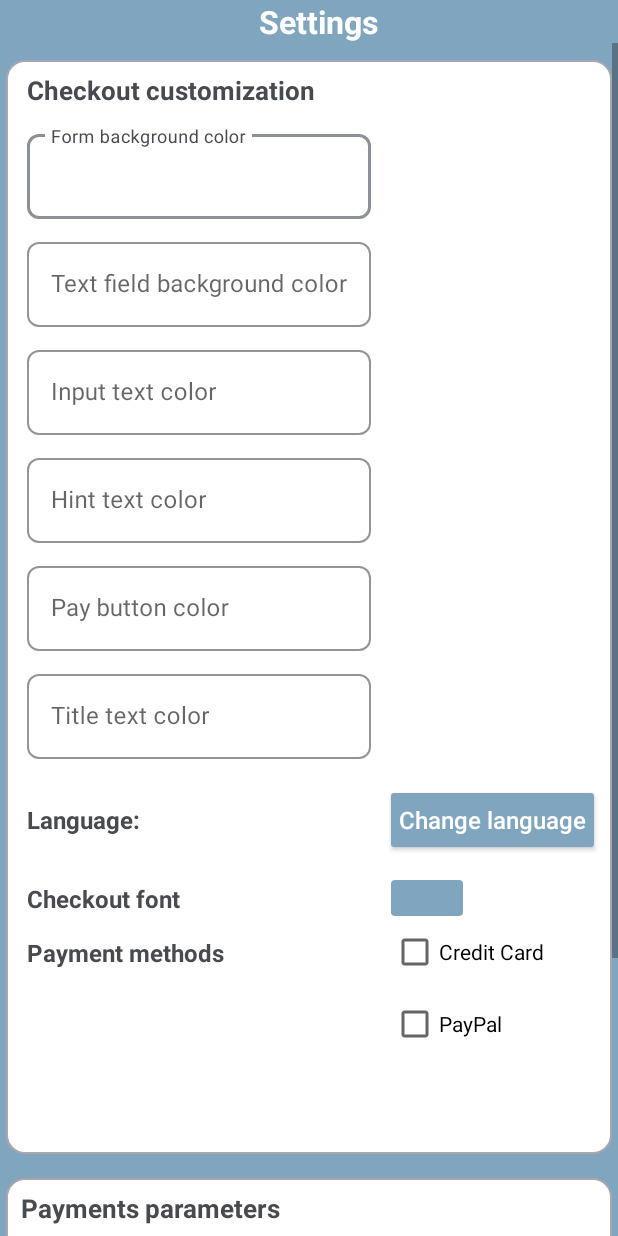
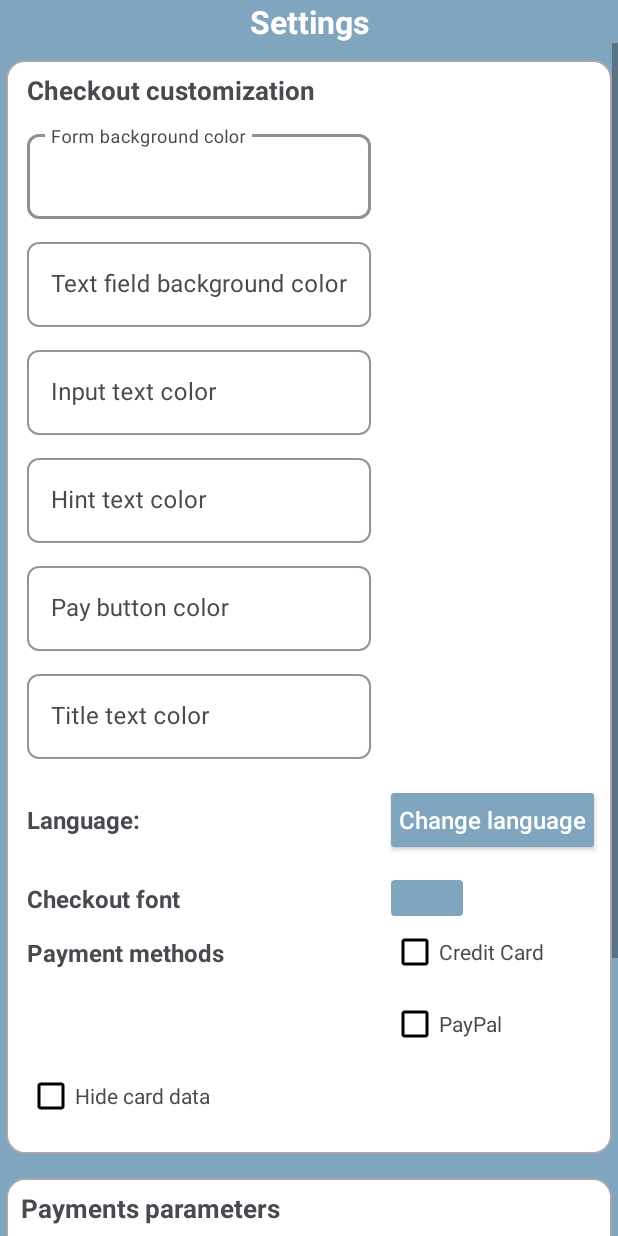
Before and after one commit to 2Checkout/2checkout-android-sdk, an Android app: the SettingsActivity screen opened directly, with no data from a screen before it, on a phone screen of 412 x 824 dp. Run offline under Robolectric (Android 15) with nearby library versions, the phone set to English and light mode, and no system bars.

Commit message:
- added hide card feature - update hashing algorithim - example app bug fixes

```diff
--- a/TwoCheckoutAndroidSDK/src/main/java/com/twocheckout/connectors/datapack/PaymentConfigurationData.kt
+++ b/TwoCheckoutAndroidSDK/src/main/java/com/twocheckout/connectors/datapack/PaymentConfigurationData.kt
@@ -13,6 +13,7 @@ class PaymentConfigurationData(
     var displayPrice:String= price
     var payButtonText:String = ""
     var merchantCodeParam:String = merchantCode
+    var hideCard = false
     var displayCustomization: FormUICustomizationData = displayUICustomization
 
 }
--- a/TwoCheckoutAndroidSDK/src/main/java/com/twocheckout/connectors/payments/paypal/PaypalWebScreen.kt
+++ b/TwoCheckoutAndroidSDK/src/main/java/com/twocheckout/connectors/payments/paypal/PaypalWebScreen.kt
@@ -21,6 +21,8 @@ internal class PaypalWebScreen:AppCompatActivity() {
         mPaypalWebClient = PayPalWebClient(::onPaypalFlowDone)
         paypalWebView.webViewClient = mPaypalWebClient
         paypalWebView.settings.javaScriptEnabled = true
+        mPaypalWebClient.successUrl = intent.getStringExtra(PaypalStarter.keyPaymentSuccessURL)?:""
+        mPaypalWebClient.failUrl = intent.getStringExtra(PaypalStarter.keyPaymentFailURL)?:""
         paypalWebView.loadUrl(urlToLoad)
     }
 
--- a/TwoCheckoutAndroidSDK/src/main/java/com/twocheckout/connectors/screens/TwoCheckoutPaymentForm.kt
+++ b/TwoCheckoutAndroidSDK/src/main/java/com/twocheckout/connectors/screens/TwoCheckoutPaymentForm.kt
@@ -17,7 +17,6 @@ class TwoCheckoutPaymentForm(displayData: PaymentConfigurationData,onShowLoading
         val keyPayButtonColor = "payButtonColor"
         val keyTextFontID = "textFontResourceID"
         val keyDisplayPrice = "displayPrice"
-        val keyCallbackCardInputResult = "keyCallbackCardInput"
 
         fun getCardPaymentToken(merchantCode:String,cardInputObject: CreditCardInputResult,onTokenReady: (token:String) -> Unit) {
             val cardPayments = CardPaymentInit(onTokenReady)
@@ -43,7 +42,7 @@ class TwoCheckoutPaymentForm(displayData: PaymentConfigurationData,onShowLoading
         ctx as AppCompatActivity
         mCtx = displayData.activityContext
         merchantCode = displayData.merchantCodeParam
-        cardInputScreen = CardFormScreen(ctx,displayData.displayCustomization,displayData.displayPrice,displayData.payButtonText,::onCardInputComplete)
+        cardInputScreen = CardFormScreen(ctx,displayData.displayCustomization,displayData.hideCard,displayData.displayPrice,displayData.payButtonText,::onCardInputComplete)
         mFragmentManager = ctx.supportFragmentManager
     }
 
--- a/app/src/main/java/com/twocheckout/mobile/SettingsActivity.kt
+++ b/app/src/main/java/com/twocheckout/mobile/SettingsActivity.kt
@@ -14,14 +14,14 @@ import androidx.activity.result.contract.ActivityResultContracts
 import androidx.appcompat.widget.AppCompatButton
 import androidx.appcompat.widget.AppCompatTextView
 import com.google.android.material.textfield.TextInputEditText
-import com.twocheckout.connectors.payments.card.ThreedsManager
-import com.twocheckout.mobile.dialogs.ErrorDisplayDialog
+
 
 class SettingsActivity : AppCompatActivity() {
 
 
     lateinit var showCardCheck: CheckBox
     lateinit var showPaypalCheck: CheckBox
+    lateinit var showHideCardDataCheck: CheckBox
     lateinit var saveButton:AppCompatButton
     lateinit var cancelButton:AppCompatButton
 
@@ -48,11 +48,15 @@ class SettingsActivity : AppCompatActivity() {
     val cardPaymentsUrlInput by lazy {findViewById<TextInputEditText>(R.id.card_payments_url_edit)}
     val selectLanguageBtn by lazy { findViewById<AppCompatButton>(R.id.change_lang_btn) }
     val selectedLangDisplay by lazy { findViewById<AppCompatTextView>(R.id.setup_language_display) }
+    val checkHideCard by lazy { findViewById<CheckBox>(R.id.checkbox_option_hide_card) }
+
     val langScreenReceiver = createLanguageSelectReceiver()
+
 
     companion object{
         const val keyMerchantSecret = "merchant_secret_key"
         const val keyMerchantCode = "merchant_code"
+        const val keyHideCardData = "hide_card_data"
         const val keySaveBackgroundColor="pref_background_color"
         const val keySaveInputTextColor="pref_input_text_color"
         const val keySaveTextFieldsColor="pref_text_fields_color"
@@ -81,7 +85,15 @@ class SettingsActivity : AppCompatActivity() {
             return sharedPref.getBoolean("key_store_show_paypal",false)
         }
 
+        fun saveHideCardData(ctx:Context,showHideCardData:Boolean) {
+            val sp = ctx.getSharedPreferences("checkout_data", Context.MODE_PRIVATE)
+            sp.edit().putBoolean(keyHideCardData,showHideCardData).apply()
+        }
 
+        fun getHideCardData(ctx:Context):Boolean{
+            val sharedPref = ctx.getSharedPreferences("checkout_data", Context.MODE_PRIVATE)
+            return sharedPref.getBoolean(keyHideCardData,false)
+        }
 
         fun getCardPaymentsUrl(ctx:Context):String {
             val sharedPref = ctx.getSharedPreferences("payment_settings_data", Context.MODE_PRIVATE)
@@ -97,6 +109,7 @@ class SettingsActivity : AppCompatActivity() {
             val sharedPref = ctx.getSharedPreferences("payment_settings_data", Context.MODE_PRIVATE)
             return sharedPref.getString(keyMerchantCode,"")?:""
         }
+
         fun getStoredFont(ctx:Context):String {
             val sharedPref = ctx.getSharedPreferences("checkout_data", Context.MODE_PRIVATE)
             return sharedPref.getString("key_store_font","")?:""
@@ -112,10 +125,12 @@ class SettingsActivity : AppCompatActivity() {
         setContentView(R.layout.settings_screen_layout)
         showCardCheck = findViewById(R.id.checkbox_option_card)
         showPaypalCheck = findViewById(R.id.checkbox_option_paypal)
+        showHideCardDataCheck = findViewById(R.id.checkbox_option_hide_card)
         saveButton = findViewById(R.id.settings_save_btn)
         cancelButton = findViewById(R.id.settings_cancel_btn)
         showCardCheck.isChecked = getShowCard(this)
         showPaypalCheck.isChecked = getShowPaypal(this)
+        showHideCardDataCheck.isChecked = getHideCardData(this)
 
         backgroundColorInput = findViewById(R.id.form_background_input)
         backgroundColorSample = findViewById(R.id.form_background_sample)
@@ -147,6 +162,7 @@ class SettingsActivity : AppCompatActivity() {
         saveButton.setOnClickListener {
             saveShowCard(this,showCardCheck.isChecked)
             saveShowPaypal(this,showPaypalCheck.isChecked)
+            saveHideCardData(this,showHideCardDataCheck.isChecked)
             saveFormDetails()
             savePaymentDetails()
             finish()
@@ -246,6 +262,7 @@ class SettingsActivity : AppCompatActivity() {
     private fun savePaymentDetails(){
         val sharedPref = getSharedPreferences("payment_settings_data", Context.MODE_PRIVATE)
         sharedPref.edit().putString(keyMerchantCode,merchantCodeInput.text.toString()).apply()
+        sharedPref.edit().putBoolean(keyHideCardData,checkHideCard.isChecked).apply()
         sharedPref.edit().putString(keyMerchantSecret,merchantSecretInput.text.toString()).apply()
         sharedPref.edit().putString(keyCardPaymentsUrl,cardPaymentsUrlInput.text.toString()).apply()
     }
@@ -263,6 +280,7 @@ class SettingsActivity : AppCompatActivity() {
     private fun loadPaymentDetails(){
         val sharedPref = getSharedPreferences("payment_settings_data", Context.MODE_PRIVATE)
         merchantCodeInput.setText(sharedPref.getString(keyMerchantCode,""))
+        checkHideCard.isChecked = sharedPref.getBoolean(keyHideCardData,false)
         merchantSecretInput.setText(sharedPref.getString(keyMerchantSecret,""))
         cardPaymentsUrlInput.setText(sharedPref.getString(keyCardPaymentsUrl,""))
     }
--- a/app/src/main/java/com/twocheckout/mobile/http/HttpAuthenticationAPI.kt
+++ b/app/src/main/java/com/twocheckout/mobile/http/HttpAuthenticationAPI.kt
@@ -55,11 +55,11 @@ class HttpAuthenticationAPI {
         val gmtDate: String = df.format(Date())
         val finalString: String =
             ""+merchantCode.length + merchantCode + gmtDate.length.toString() + gmtDate
-        hash = hmacDigest(finalString, this.secretKey, "HmacMD5")
+        hash = hmacDigest(finalString, this.secretKey, "HmacSHA256")
         headers["Content-Type"] = "application/json"
         headers["Accept"] = "application/json"
         headers["X-Avangate-Authentication"] =
-            "code=\"" + merchantCode + "\" date=\"" + gmtDate + "\" hash=\"" + hash.toString() + "\""
+            "code=\"" + merchantCode + "\" date=\"" + gmtDate + "\" hash=\"" + hash.toString() + "\" algo=\"sha256\""
         return headers
     }
 }
--- a/app/src/main/res/layout/card_payments_config_data.xml
+++ b/app/src/main/res/layout/card_payments_config_data.xml
@@ -30,6 +30,7 @@
         app:layout_constraintWidth_percent=".96"
         android:layout_height="wrap_content"
         android:hint="@string/settings_merchant_code_hint"
+        android:textColorHint="@color/form_text_black"
         style="@style/Widget.MaterialComponents.TextInputLayout.OutlinedBox"
         app:boxCornerRadiusBottomEnd="8dp"
         app:boxCornerRadiusBottomStart="8dp"
@@ -61,6 +62,7 @@
         app:layout_constraintWidth_percent=".96"
         android:layout_height="wrap_content"
         android:hint="@string/settings_card_encryption_key"
+        android:textColorHint="@color/form_text_black"
         style="@style/Widget.MaterialComponents.TextInputLayout.OutlinedBox"
         app:boxCornerRadiusBottomEnd="8dp"
         app:boxCornerRadiusBottomStart="8dp"
--- a/app/src/main/res/layout/settings_screen_layout.xml
+++ b/app/src/main/res/layout/settings_screen_layout.xml
@@ -9,18 +9,20 @@
 
     <androidx.appcompat.widget.AppCompatTextView
         android:id="@+id/card_form_title"
-        app:layout_constraintTop_toTopOf="parent"
+        android:layout_width="0dp"
+        android:layout_height="wrap_content"
+        android:background="@color/btn_background"
+        android:gravity="center"
+        android:paddingStart="12dp"
+        android:paddingEnd="12dp"
+        android:text="@string/title_settings"
+        android:textColor="@android:color/white"
+        android:textSize="21sp"
+        android:textStyle="bold"
+        app:layout_constraintEnd_toEndOf="parent"
+        app:layout_constraintHorizontal_bias="0.0"
         app:layout_constraintStart_toStartOf="parent"
-        android:textStyle="bold"
-        android:textSize="21sp"
-        android:background="@color/btn_background"
-        app:layout_constraintEnd_toEndOf="parent"
-        android:gravity="center"
-        android:textColor="@android:color/white"
-        android:text="@string/title_settings"
-        android:layout_width="0dp"
-        android:paddingStart="12dp"
-        android:layout_height="wrap_content"/>
+        app:layout_constraintTop_toTopOf="parent" />
 
     <ScrollView
         app:layout_constraintTop_toBottomOf="@id/card_form_title"
@@ -76,6 +78,7 @@
                     app:boxCornerRadiusTopEnd="8dp"
                     app:boxCornerRadiusTopStart="8dp"
                     android:hint="@string/settings_background_text"
+                    android:textColorHint="@color/form_text_black"
                     app:hintAnimationEnabled="true"
                     app:boxStrokeColor="@color/form_text_grey"
                     app:boxStrokeWidth="1dp"
@@ -94,7 +97,6 @@
                         android:paddingEnd="2dp"
                         android:textColor="@color/form_text_black"
                         android:maxLength="7"
-
                         android:layout_width="match_parent"
                         android:layout_height="wrap_content"/>
                 </com.google.android.material.textfield.TextInputLayout>
@@ -106,8 +108,7 @@
                     android:layout_height="0dp"
                     app:layout_constraintTop_toTopOf="@id/form_background_input_layout"
                     app:layout_constraintBottom_toBottomOf="@id/form_background_input_layout"
-                    app:layout_constraintEnd_toEndOf="parent"
-                    />
+                    app:layout_constraintEnd_toEndOf="parent"/>
 
                 <com.google.android.material.textfield.TextInputLayout
                     android:id="@+id/text_field_background_input_layout"
@@ -121,6 +122,7 @@
                     app:boxCornerRadiusTopStart="8dp"
                     app:hintAnimationEnabled="true"
                     android:hint="@string/settings_text_field_text"
+                    android:textColorHint="@color/form_text_black"
                     app:boxStrokeColor="@color/form_text_grey"
                     app:boxStrokeWidth="1dp"
                     app:hintTextColor="@color/form_text_black"
@@ -148,8 +150,7 @@
                     android:layout_height="0dp"
                     app:layout_constraintTop_toTopOf="@id/text_field_background_input_layout"
                     app:layout_constraintBottom_toBottomOf="@id/text_field_background_input_layout"
-                    app:layout_constraintEnd_toEndOf="parent"
-                    />
+                    app:layout_constraintEnd_toEndOf="parent"/>
 
                 <com.google.android.material.textfield.TextInputLayout
                     android:id="@+id/text_input_color_code_layout"
@@ -157,6 +158,7 @@
                     app:layout_constraintWidth_percent=".6"
                     android:layout_height="wrap_content"
                     android:hint="@string/settings_text_color_input"
+                    android:textColorHint="@color/form_text_black"
                     style="@style/Widget.MaterialComponents.TextInputLayout.OutlinedBox"
                     app:boxCornerRadiusBottomEnd="8dp"
                     app:boxCornerRadiusBottomStart="8dp"
@@ -197,6 +199,7 @@
                     app:layout_constraintWidth_percent=".6"
                     android:layout_height="wrap_content"
                     android:hint="@string/settings_hint_color_text"
+                    android:textColorHint="@color/form_text_black"
                     style="@style/Widget.MaterialComponents.TextInputLayout.OutlinedBox"
                     app:boxCornerRadiusBottomEnd="8dp"
                     app:boxCornerRadiusBottomStart="8dp"
@@ -239,6 +242,7 @@
                     app:layout_constraintWidth_percent=".6"
                     android:layout_height="wrap_content"
                     android:hint="@string/settings_pay_btn_color"
+                    android:textColorHint="@color/form_text_black"
                     style="@style/Widget.MaterialComponents.TextInputLayout.OutlinedBox"
                     app:boxCornerRadiusBottomEnd="8dp"
                     app:boxCornerRadiusBottomStart="8dp"
@@ -290,6 +294,7 @@
                     app:boxStrokeColor="@color/form_text_grey"
                     app:boxStrokeWidth="1dp"
                     app:hintTextColor="@color/form_text_black"
+                    android:textColorHint="@color/form_text_black"
                     android:theme="@style/EditTextThemeOverlay"
                     android:layout_marginTop="10dp"
                     app:layout_constraintTop_toBottomOf="@id/pay_button_color_code_layout"
@@ -394,15 +399,29 @@
                     app:layout_constraintStart_toStartOf="@id/fonts_spinner"
                     app:layout_constraintTop_toBottomOf="@id/fonts_spinner"
                     android:text="@string/paymentProductTitleCard"
+                    android:textColor="@color/form_text_black"
                     android:layout_width="wrap_content"
-                    android:layout_height="wrap_content"/>
+                    android:layout_height="wrap_content"
+                    android:buttonTint="@color/black"/>
                 <CheckBox
                     android:id="@+id/checkbox_option_paypal"
                     app:layout_constraintStart_toStartOf="@id/fonts_spinner"
                     android:text="@string/paymentProductTitlePaypal"
+                    android:textColor="@color/form_text_black"
                     app:layout_constraintTop_toBottomOf="@id/checkbox_option_card"
                     android:layout_width="wrap_content"
-                    android:layout_height="wrap_content"/>
+                    android:layout_height="wrap_content"
+                    android:buttonTint="@color/black"/>
+
+                <CheckBox
+                    android:id="@+id/checkbox_option_hide_card"
+                    app:layout_constraintStart_toStartOf="parent"
+                    android:text="@string/settings_hide_card"
+                    android:textColor="@color/form_text_black"
+                    app:layout_constraintTop_toBottomOf="@id/checkbox_option_paypal"
+                    android:layout_width="wrap_content"
+                    android:layout_height="wrap_content"
+                    android:buttonTint="@color/black"/>
 
                 <CheckBox
                     android:id="@+id/checkbox_option_google_pay"
@@ -450,10 +469,7 @@
 
             <include
                 android:id="@+id/payments_data_fields"
-                layout="@layout/card_payments_config_data" />
-
-
-
+                layout="@layout/card_payments_config_data"/>
 
             <androidx.appcompat.widget.AppCompatButton
                 android:id="@+id/settings_save_btn"
--- a/app/src/main/res/values/strings.xml
+++ b/app/src/main/res/values/strings.xml
@@ -32,6 +32,7 @@
     <string name="settings_merchant_code_hint" translatable="false">Merchant code</string>
     <string name="settings_card_encryption_key" translatable="false">Merchant secret key</string>
     <string name="settings_card_payments_url" translatable="false">Card payments url</string>
+    <string name="settings_hide_card" translatable="false">Hide card data</string>
 
     <string name="settings_card_payments_tab_tile" translatable="false">Payments parameters</string>
 
```
Also changed, not shown: TwoCheckoutAndroidSDK/src/main/java/com/twocheckout/connectors/payments/paypal/PayPalWebClient.kt (+19 -1 lines), TwoCheckoutAndroidSDK/src/main/java/com/twocheckout/connectors/payments/paypal/PaypalStarter.kt (+10 -0 lines), TwoCheckoutAndroidSDK/src/main/java/com/twocheckout/connectors/screens/CardFormScreen.kt (+60 -2 lines), app/src/main/java/com/twocheckout/mobile/CheckoutActivity.kt (+6 -1 lines), app/src/main/java/com/twocheckout/mobile/http/OrdersCardPaymentAPI.kt (+4 -4 lines), 1 other file.
